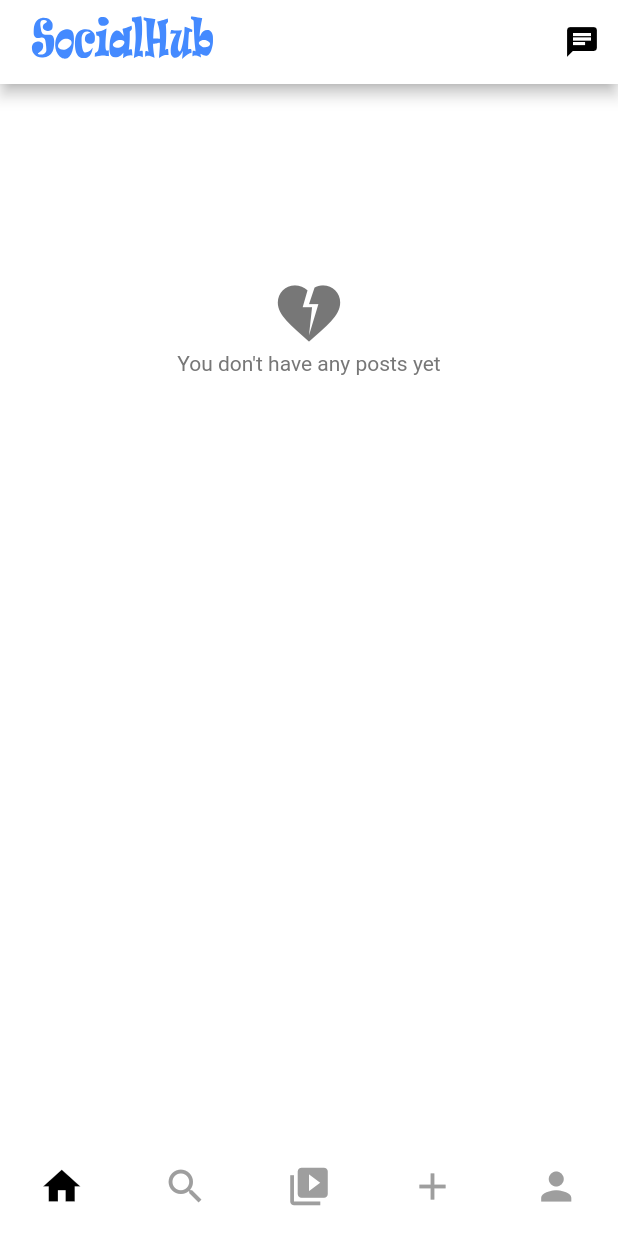
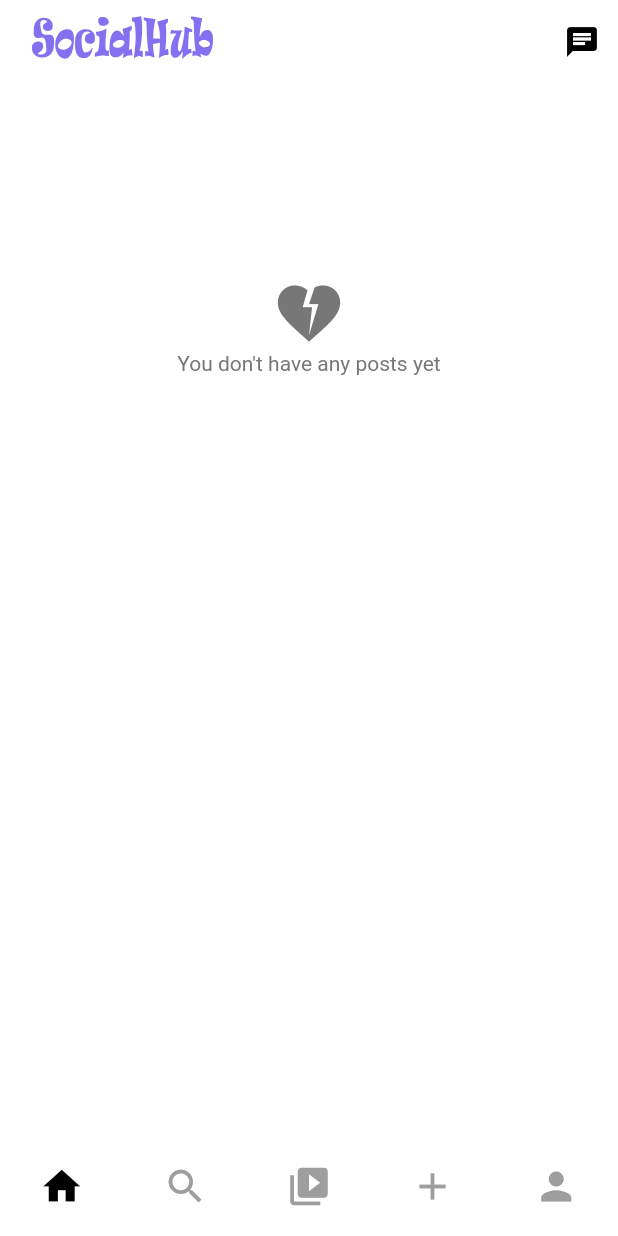
Before and after one commit to dangpham205/Social-Hub-Flutter-App, a Flutter app: the screen it shows once a user with an empty profile is signed in, on a phone screen of 412 x 824 dp. Run offline on Flutter 3.47's test engine with Material 2 defaults, Android fonts, the phone set to English and light mode, and no system bars; our stand-ins replace cached_network_image, cloud_firestore, firebase_auth, firebase_core, firebase_storage, flutter_svg and 3 more; accounts and stored records are empty; project files that could hold a hidden picture were left out.

Commit message:
Update Color

```diff
--- a/lib/constants/colors.dart
+++ b/lib/constants/colors.dart
@@ -20,7 +20,7 @@ const loginButton = Color.fromARGB(255, 133, 112, 239);
     //login_screen: 101
     //signup_screen: 145
     // edit profile screen: 170
-const logoColor = Colors.blueAccent;
+const logoColor = Color(0xFF8570EF);
     //login_screen: 83
     //signup_screen: 101
     //home_screen: 24
@@ -60,12 +60,12 @@ const dividerColor = Color.fromARGB(255, 108, 105, 105);
 const darkColor = Color.fromARGB(255, 154, 153, 153);
     // upload screen: 223
     // profile screen: 119
-const snackBg = Color.fromARGB(255, 133, 112, 239);
+const snackBg = Color(0xFF8570EF);
     // utils: 19
-var postCardBg = const Color.fromARGB(255, 244, 225, 225);
+var postCardBg = const Color(0xFFf0ecf6);
     // post detail screen: 115, 339, 451
     // post card: 104, 265, 333
 const unlikeBtn = Colors.grey;
     // post detail screen: 302, 310, 318, 329
     // post card: 288, 303, 310, 320
-const searchBox = Colors.grey;
+var searchBox = const Color(0xffd3c5e3);
--- a/lib/responsive/web_screen_layout.dart
+++ b/lib/responsive/web_screen_layout.dart
@@ -1,6 +1,5 @@
 import 'package:firebase_auth/firebase_auth.dart';
 import 'package:flutter/material.dart';
-import 'package:flutter_svg/flutter_svg.dart';
 
 
 import '../constants/colors.dart';
--- a/lib/views/explore_screen.dart
+++ b/lib/views/explore_screen.dart
@@ -32,8 +32,8 @@ class _ExploreScreenState extends State<ExploreScreen> {
         title: Container(
           height: 38,
           padding: const EdgeInsets.symmetric(horizontal: 8),
-          decoration: const BoxDecoration(
-            borderRadius: BorderRadius.vertical(
+          decoration: BoxDecoration(
+            borderRadius: const BorderRadius.vertical(
               bottom: Radius.circular(6.0),
               top: Radius.circular(6.0)
             ),
@@ -49,7 +49,7 @@ class _ExploreScreenState extends State<ExploreScreen> {
                 mainAxisSize: MainAxisSize.max,
                 crossAxisAlignment: CrossAxisAlignment.center,
                 children: [
-                  Text('  Search', style: TextStyle(color: cwhite, fontSize: 14),)
+                  Text('  Search', style: TextStyle(color: cblack, fontSize: 14),)
                 ],
               ),
             ),
--- a/lib/views/follower_tab.dart
+++ b/lib/views/follower_tab.dart
@@ -108,7 +108,7 @@ class _FollowerTabState extends State<FollowerTab> {
                         ),
                         focusedBorder: OutlineInputBorder(
                           borderRadius: BorderRadius.circular(6.0),
-                          borderSide: const BorderSide(
+                          borderSide: BorderSide(
                             color: searchBox,
                             width: 1.0,
                           ),
--- a/lib/views/following_tab.dart
+++ b/lib/views/following_tab.dart
@@ -109,7 +109,7 @@ class _FollowingTabState extends State<FollowingTab> {
                         ),
                         focusedBorder: OutlineInputBorder(
                           borderRadius: BorderRadius.circular(6.0),
-                          borderSide: const BorderSide(
+                          borderSide: BorderSide(
                             color: searchBox,
                             width: 1.0,
                           ),
--- a/lib/views/home_screen.dart
+++ b/lib/views/home_screen.dart
@@ -44,7 +44,8 @@ class _HomeScreenState extends State<HomeScreen> {
     // id.add(user.uid);
 
     return Scaffold(
-      appBar: AppBar(                                   //app bar
+      appBar: AppBar(
+        elevation: 0,                  //app bar
         backgroundColor: mobileBackgroundColor,
         centerTitle: false,
         title: SvgPicture.asset(                  //logo app
@@ -144,13 +145,13 @@ class _HomeScreenState extends State<HomeScreen> {
                             }
                           }
                         ),
-                        const Center(
-                          child: Text('------------------------End------------------------', style: TextStyle(color: subText),),
-                        ),
-                        Container(
-                          height: 8,
-                          color: mobileBackgroundColor,
-                        )
+                        // const Center(
+                        //   child: Text('------------------------End------------------------', style: TextStyle(color: subText),),
+                        // ),
+                        // Container(
+                        //   height: 8,
+                        //   color: mobileBackgroundColor,
+                        // )
                       ],
                     );
                   }
--- a/lib/views/search_screen.dart
+++ b/lib/views/search_screen.dart
@@ -46,7 +46,7 @@ class SearchScreen extends SearchDelegate {
         filled: true,
         focusedBorder: OutlineInputBorder(
           borderRadius: BorderRadius.circular(6.0),
-          borderSide: const BorderSide(
+          borderSide: BorderSide(
             color: searchBox,
             width: 1.0,
           ),
```
Also changed, not shown: lib/views/profile_screen.dart (+4 -4 lines), lib/views/settings_screen.dart (+11 -5 lines).
